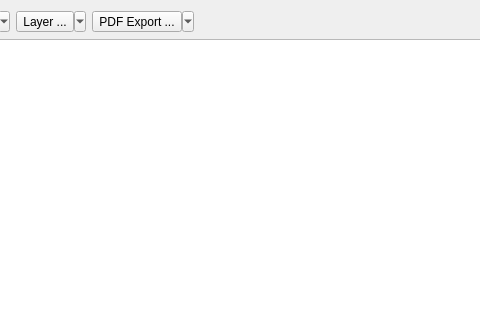
Old version of the form APIS/ui/apis_image_selection_list.ui in the repository APIS-Luftbildarchiv/APIS3; both pictures show x 117 to 597 and y 0 to 320 of the 1000 by 600 pixel window.
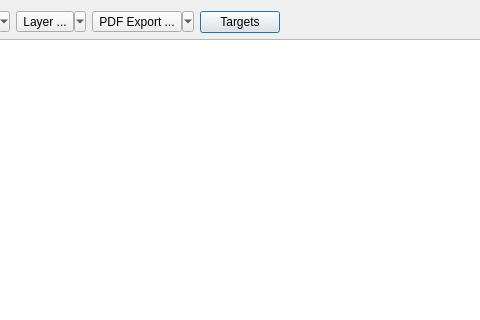
New version of the form. Icons and pictures are not drawn.

```diff
--- a/APIS/ui/apis_image_selection_list.ui
+++ b/APIS/ui/apis_image_selection_list.ui
@@ -100,6 +100,17 @@
        </property>
       </widget>
      </item>
+     <item>
+      <widget class="QPushButton" name="uiOpenTargetDlgBtn">
+       <property name="text">
+        <string>Targets</string>
+       </property>
+       <property name="icon">
+        <iconset resource="resource.qrc">
+         <normaloff>:/plugins/APIS/icons/gps_import.png</normaloff>:/plugins/APIS/icons/gps_import.png</iconset>
+       </property>
+      </widget>
+     </item>
      <item>
       <spacer name="horizontalSpacer_8">
        <property name="orientation">
```
